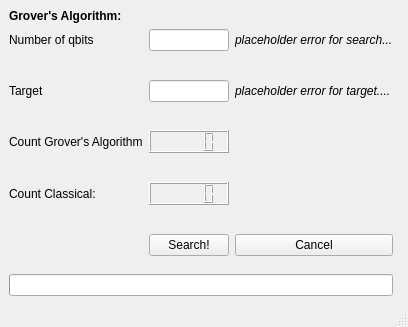
Above: qcp/ui/form.ui from Tiernan8r/quantum_computing_project before the change. Below: the same form after it.
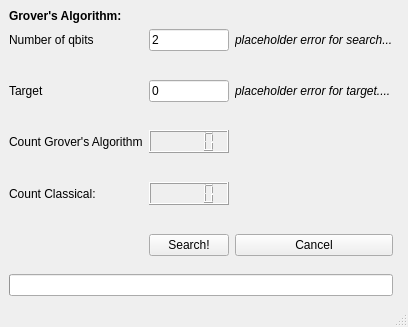
That is the form after the change.

Commit message: plot histogram

What changed in the file:
```diff
--- a/qcp/ui/form.ui
+++ b/qcp/ui/form.ui
@@ -214,7 +214,11 @@
        </spacer>
       </item>
       <item row="3" column="3">
-       <widget class="QLineEdit" name="input_target"/>
+       <widget class="QLineEdit" name="input_target">
+        <property name="text">
+         <string>0</string>
+        </property>
+       </widget>
       </item>
       <item row="2" column="3">
        <spacer name="verticalSpacer_7">
@@ -297,7 +301,11 @@
        </spacer>
       </item>
       <item row="0" column="3">
-       <widget class="QLineEdit" name="input_search"/>
+       <widget class="QLineEdit" name="input_search">
+        <property name="text">
+         <string>2</string>
+        </property>
+       </widget>
       </item>
       <item row="0" column="4">
        <widget class="QLabel" name="input_search_error">
```
The commit also changes 2 other files.
